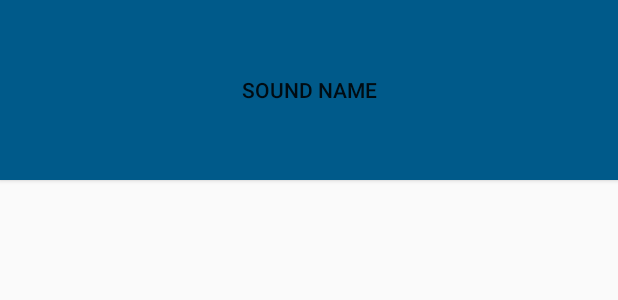
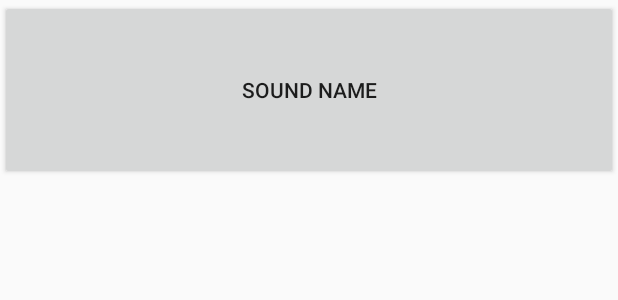
Before and after one commit to Arsbogdanus/BeatBox, an Android app: the layout list_item_sound.xml on its own in the app's theme, with its tools: preview values and no code run, on a phone screen of 412 x 824 dp. Shown: the top 300 px of the screen. Run offline under Robolectric (Android 15) with nearby library versions, the phone set to English and light mode, and no system bars.

Commit message:
Styles and themes (Part 2)

```diff
--- a/app/src/main/res/layout/list_item_sound.xml
+++ b/app/src/main/res/layout/list_item_sound.xml
@@ -6,7 +6,6 @@
             type="com.brz.beatbox.SoundViewModel"/>
     </data>
     <Button
-        style="@style/BeatBoxButton"
         android:layout_width="match_parent"
         android:layout_height="120dp"
         android:onClick="@{() -> viewModel.onButtonClicked()}"
--- a/app/src/main/res/values/styles.xml
+++ b/app/src/main/res/values/styles.xml
@@ -5,9 +5,12 @@
         <item name="colorPrimary">@color/red</item>
         <item name="colorPrimaryDark">@color/dark_red</item>
         <item name="colorAccent">@color/gray</item>
+
+        <item name="android:windowBackground">@color/soothing_blue</item>
+        <item name="buttonStyle">@style/BeatBoxButton</item>
     </style>
 
-    <style name="BeatBoxButton">
+    <style name="BeatBoxButton" parent="Widget.AppCompat.Button">
         <item name="android:background">@color/dark_blue</item>
     </style>
 </resources>
```
